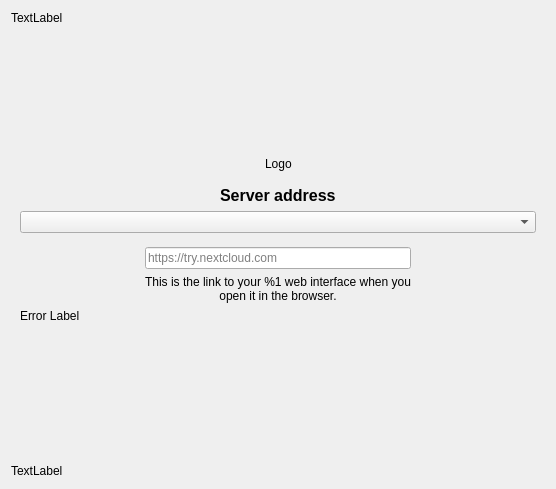
Before: the Qt Designer form src/gui/wizard/owncloudsetupnocredspage.ui in nextcloud/desktop, drawn with Qt 5.
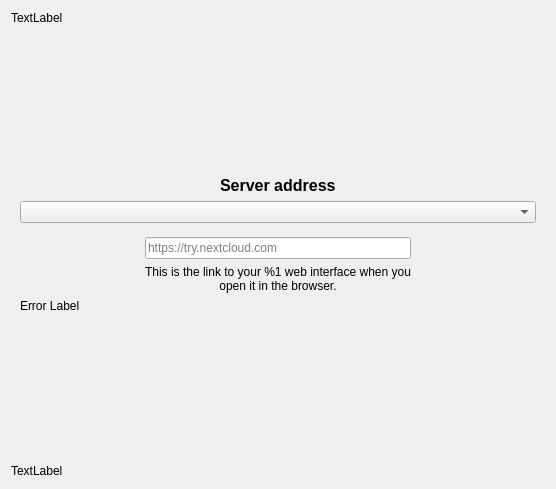
After: the same form once the commit is applied.

Diff of the .ui file:
```diff
--- a/src/gui/wizard/owncloudsetupnocredspage.ui
+++ b/src/gui/wizard/owncloudsetupnocredspage.ui
@@ -67,13 +67,13 @@
        </property>
       </spacer>
      </item>
-     <item>
+     <!-- <item>
       <widget class="QLabel" name="logoLabel">
        <property name="text">
         <string>Logo</string>
        </property>
       </widget>
-     </item>
+     </item> -->
      <item>
       <spacer name="horizontalSpacer_4">
        <property name="orientation">
```
